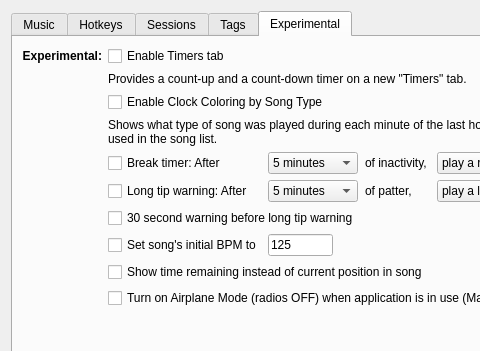
Above: SquareDesk-DEV/test123/preferencesdialog.ui from mpogue2/SquareDesk before the change; both pictures show x 0 to 480 and y 0 to 351 of the 817 by 561 pixel window. Below: the same form after it.
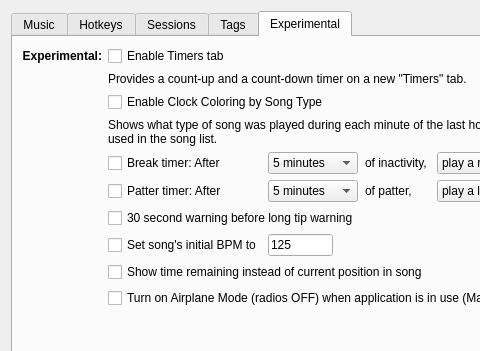
That is the form after the change. The open tabs and pages were chosen to show the change. Icons and pictures are not drawn.

Commit message:
#270: Rename Long Tip to Patter Timer, and provide no sound option
What used to be called "Long Tip Timer" is now just "Patter Timer", which still can be turned off, if you don't like it.  However, there is also a "visual indicator only", in case you don't want the sound.

Patch:
```diff
--- a/SquareDesk-DEV/test123/preferencesdialog.ui
+++ b/SquareDesk-DEV/test123/preferencesdialog.ui
@@ -912,7 +912,7 @@
             </size>
            </property>
            <property name="text">
-            <string>Long tip warning: After</string>
+            <string>Patter timer: After</string>
            </property>
           </widget>
          </item>
```
Left out of the diff: 28 changed lines with no effect on the pictures. The commit also changes 2 other files.
